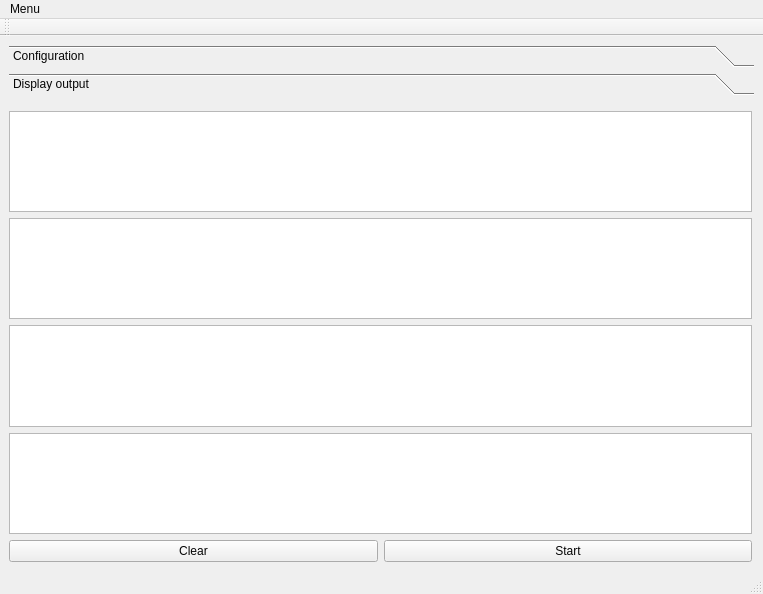
Old version of the form NEW/client.ui in the repository thaisdb/TCC.
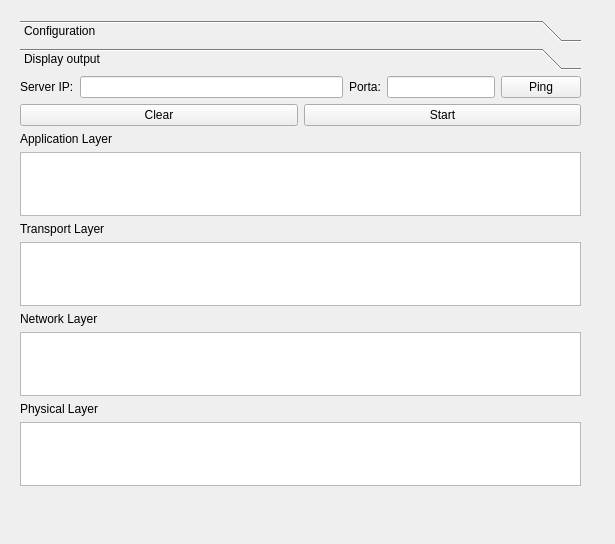
New version of the form. The open tabs and pages were chosen to show the change. Custom widgets are drawn as their Qt base class.

What changed in the file:
```diff
--- a/NEW/client.ui
+++ b/NEW/client.ui
@@ -1,27 +1,27 @@
 <?xml version="1.0" encoding="UTF-8"?>
 <ui version="4.0">
- <class>ClientWindow</class>
- <widget class="QMainWindow" name="ClientWindow">
+ <class>ClientWidget</class>
+ <widget class="QWidget" name="ClientWidget">
   <property name="geometry">
    <rect>
     <x>0</x>
     <y>0</y>
-    <width>763</width>
-    <height>594</height>
+    <width>615</width>
+    <height>544</height>
    </rect>
   </property>
   <property name="windowTitle">
    <string>MainWindow</string>
   </property>
-  <property name="styleSheet">
-   <string notr="true">color: rgb(6, 6, 6);</string>
-  </property>
-  <widget class="QWidget" name="centralwidget">
-   <layout class="QGridLayout" name="gridLayout_2">
-    <item row="1" column="0">
-     <layout class="QGridLayout" name="gridLayout">
-      <item row="0" column="1">
        <widget class="QToolBox" name="toolBox">
+   <property name="geometry">
+    <rect>
+     <x>20</x>
+     <y>20</y>
+     <width>561</width>
+     <height>481</height>
+    </rect>
+   </property>
         <property name="sizePolicy">
          <sizepolicy hsizetype="Preferred" vsizetype="Preferred">
           <horstretch>0</horstretch>
@@ -73,79 +73,6 @@
              </property>
             </widget>
            </item>
-           <item>
-            <layout class="QHBoxLayout" name="horizontalLayout_4">
-             <item>
-              <widget class="QLabel" name="label">
-               <property name="text">
-                <string>Server IP:</string>
-               </property>
-              </widget>
-             </item>
-             <item>
-              <widget class="QLineEdit" name="serverIPInput">
-               <property name="inputMask">
-                <string/>
-               </property>
-               <property name="text">
-                <string/>
-               </property>
-               <property name="maxLength">
-                <number>3333</number>
-               </property>
-              </widget>
-             </item>
-             <item>
-              <widget class="QLabel" name="label_2">
-               <property name="sizePolicy">
-                <sizepolicy hsizetype="Preferred" vsizetype="Maximum">
-                 <horstretch>0</horstretch>
-                 <verstretch>0</verstretch>
-                </sizepolicy>
-               </property>
-               <property name="text">
-                <string>Porta:</string>
-               </property>
-              </widget>
-             </item>
-             <item>
-              <widget class="QLineEdit" name="portaInput">
-               <property name="sizePolicy">
-                <sizepolicy hsizetype="Minimum" vsizetype="Fixed">
-                 <horstretch>0</horstretch>
-                 <verstretch>0</verstretch>
-                </sizepolicy>
-               </property>
-              </widget>
-             </item>
-             <item>
-              <widget class="QPushButton" name="pingButton">
-               <property name="sizePolicy">
-                <sizepolicy hsizetype="Minimum" vsizetype="Fixed">
-                 <horstretch>0</horstretch>
-                 <verstretch>0</verstretch>
-                </sizepolicy>
-               </property>
-               <property name="text">
-                <string>Ping</string>
-               </property>
-              </widget>
-             </item>
-             <item alignment="Qt::AlignHCenter|Qt::AlignVCenter">
-              <widget class="KLed" name="kled">
-               <property name="enabled">
-                <bool>true</bool>
-               </property>
-               <property name="state">
-                <enum>KLed::Off</enum>
-               </property>
-               <property name="shape">
-                <enum>KLed::Rectangular</enum>
-               </property>
-              </widget>
-             </item>
-            </layout>
-           </item>
            <item>
             <widget class="Line" name="line">
              <property name="orientation">
@@ -224,8 +151,8 @@
           <rect>
            <x>0</x>
            <y>0</y>
-           <width>743</width>
-           <height>452</height>
+      <width>561</width>
+      <height>419</height>
           </rect>
          </property>
          <attribute name="label">
@@ -235,39 +162,71 @@
           <property name="geometry">
            <rect>
             <x>0</x>
-            <y>10</y>
-            <width>743</width>
-            <height>451</height>
+       <y>0</y>
+       <width>561</width>
+       <height>411</height>
            </rect>
           </property>
           <layout class="QVBoxLayout" name="verticalLayout">
            <item>
-            <widget class="QTextEdit" name="applicationLOut">
-             <property name="html">
-              <string>&lt;!DOCTYPE HTML PUBLIC &quot;-//W3C//DTD HTML 4.0//EN&quot; &quot;http://www.w3.org/TR/REC-html40/strict.dtd&quot;&gt;
-&lt;html&gt;&lt;head&gt;&lt;meta name=&quot;qrichtext&quot; content=&quot;1&quot; /&gt;&lt;style type=&quot;text/css&quot;&gt;
-p, li { white-space: pre-wrap; }
-&lt;/style&gt;&lt;/head&gt;&lt;body style=&quot; font-family:'Ubuntu'; font-size:11pt; font-weight:400; font-style:normal;&quot;&gt;
-&lt;p style=&quot;-qt-paragraph-type:empty; margin-top:0px; margin-bottom:0px; margin-left:0px; margin-right:0px; -qt-block-indent:0; text-indent:0px;&quot;&gt;&lt;br /&gt;&lt;/p&gt;&lt;/body&gt;&lt;/html&gt;</string>
+       <layout class="QHBoxLayout" name="horizontalLayout_4">
+        <item>
+         <widget class="QLabel" name="label">
+          <property name="text">
+           <string>Server IP:</string>
              </property>
             </widget>
            </item>
            <item>
-            <widget class="QTextEdit" name="transportLOut">
-             <property name="html">
-              <string>&lt;!DOCTYPE HTML PUBLIC &quot;-//W3C//DTD HTML 4.0//EN&quot; &quot;http://www.w3.org/TR/REC-html40/strict.dtd&quot;&gt;
-&lt;html&gt;&lt;head&gt;&lt;meta name=&quot;qrichtext&quot; content=&quot;1&quot; /&gt;&lt;style type=&quot;text/css&quot;&gt;
-p, li { white-space: pre-wrap; }
-&lt;/style&gt;&lt;/head&gt;&lt;body style=&quot; font-family:'Ubuntu'; font-size:11pt; font-weight:400; font-style:normal;&quot;&gt;
-&lt;p style=&quot;-qt-paragraph-type:empty; margin-top:0px; margin-bottom:0px; margin-left:0px; margin-right:0px; -qt-block-indent:0; text-indent:0px;&quot;&gt;&lt;br /&gt;&lt;/p&gt;&lt;/body&gt;&lt;/html&gt;</string>
-             </property>
+         <widget class="QLineEdit" name="serverIPInput">
+          <property name="inputMask">
+           <string/>
+          </property>
+          <property name="text">
+           <string/>
+          </property>
+          <property name="maxLength">
+           <number>3333</number>
+          </property>
             </widget>
            </item>
            <item>
-            <widget class="QTextEdit" name="internetLOut"/>
+         <widget class="QLabel" name="label_2">
+          <property name="sizePolicy">
+           <sizepolicy hsizetype="Preferred" vsizetype="Maximum">
+            <horstretch>0</horstretch>
+            <verstretch>0</verstretch>
+           </sizepolicy>
+          </property>
+          <property name="text">
+           <string>Porta:</string>
+          </property>
+         </widget>
            </item>
            <item>
-            <widget class="QTextEdit" name="physicalLOut"/>
+         <widget class="QLineEdit" name="portaInput">
+          <property name="sizePolicy">
+           <sizepolicy hsizetype="Minimum" vsizetype="Fixed">
+            <horstretch>0</horstretch>
+            <verstretch>0</verstretch>
+           </sizepolicy>
+          </property>
+         </widget>
+        </item>
+        <item>
+         <widget class="QPushButton" name="pingButton">
+          <property name="sizePolicy">
+           <sizepolicy hsizetype="Minimum" vsizetype="Fixed">
+            <horstretch>0</horstretch>
+            <verstretch>0</verstretch>
+           </sizepolicy>
+          </property>
+          <property name="text">
+           <string>Ping</string>
+          </property>
+         </widget>
+        </item>
+       </layout>
            </item>
            <item>
             <layout class="QHBoxLayout" name="horizontalLayout_2">
@@ -283,67 +242,91 @@
                <property name="text">
                 <string>Start</string>
                </property>
-              </widget>
-             </item>
-            </layout>
-           </item>
-          </layout>
-         </widget>
-        </widget>
-       </widget>
-      </item>
-     </layout>
-    </item>
-   </layout>
-  </widget>
-  <widget class="QStatusBar" name="statusbar"/>
-  <widget class="QToolBar" name="toolBar">
-   <property name="windowTitle">
-    <string>toolBar</string>
-   </property>
-   <attribute name="toolBarArea">
-    <enum>TopToolBarArea</enum>
-   </attribute>
-   <attribute name="toolBarBreak">
+          <property name="checkable">
     <bool>false</bool>
-   </attribute>
-  </widget>
-  <widget class="QMenuBar" name="menubar">
-   <property name="geometry">
-    <rect>
-     <x>0</x>
-     <y>0</y>
-     <width>763</width>
-     <height>25</height>
-    </rect>
-   </property>
-   <widget class="QMenu" name="menuMenu">
-    <property name="title">
-     <string>Menu</string>
-    </property>
-    <addaction name="actionClient"/>
-    <addaction name="actionServer"/>
-   </widget>
-   <addaction name="menuMenu"/>
-  </widget>
-  <action name="actionClient">
+          </property>
+         </widget>
+        </item>
+       </layout>
+      </item>
+      <item>
+       <widget class="QLabel" name="label_6">
+        <property name="text">
+         <string>Application Layer</string>
+        </property>
+       </widget>
+      </item>
+      <item>
+       <widget class="QTextEdit" name="applicationLOut">
+        <property name="documentTitle">
+         <string/>
+        </property>
+        <property name="readOnly">
+         <bool>true</bool>
+        </property>
+        <property name="html">
+         <string>&lt;!DOCTYPE HTML PUBLIC &quot;-//W3C//DTD HTML 4.0//EN&quot; &quot;http://www.w3.org/TR/REC-html40/strict.dtd&quot;&gt;
+&lt;html&gt;&lt;head&gt;&lt;meta name=&quot;qrichtext&quot; content=&quot;1&quot; /&gt;&lt;style type=&quot;text/css&quot;&gt;
+p, li { white-space: pre-wrap; }
+&lt;/style&gt;&lt;/head&gt;&lt;body style=&quot; font-family:'Ubuntu'; font-size:11pt; font-weight:400; font-style:normal;&quot;&gt;
+&lt;p style=&quot;-qt-paragraph-type:empty; margin-top:0px; margin-bottom:0px; margin-left:0px; margin-right:0px; -qt-block-indent:0; text-indent:0px;&quot;&gt;&lt;br /&gt;&lt;/p&gt;&lt;/body&gt;&lt;/html&gt;</string>
+        </property>
+       </widget>
+      </item>
+      <item>
+       <widget class="QLabel" name="label_7">
+        <property name="text">
+         <string>Transport Layer</string>
+        </property>
+       </widget>
+      </item>
+      <item>
+       <widget class="QTextEdit" name="transportLOut">
+        <property name="readOnly">
+         <bool>true</bool>
+        </property>
+        <property name="html">
+         <string>&lt;!DOCTYPE HTML PUBLIC &quot;-//W3C//DTD HTML 4.0//EN&quot; &quot;http://www.w3.org/TR/REC-html40/strict.dtd&quot;&gt;
+&lt;html&gt;&lt;head&gt;&lt;meta name=&quot;qrichtext&quot; content=&quot;1&quot; /&gt;&lt;style type=&quot;text/css&quot;&gt;
+p, li { white-space: pre-wrap; }
+&lt;/style&gt;&lt;/head&gt;&lt;body style=&quot; font-family:'Ubuntu'; font-size:11pt; font-weight:400; font-style:normal;&quot;&gt;
+&lt;p style=&quot;-qt-paragraph-type:empty; margin-top:0px; margin-bottom:0px; margin-left:0px; margin-right:0px; -qt-block-indent:0; text-indent:0px;&quot;&gt;&lt;br /&gt;&lt;/p&gt;&lt;/body&gt;&lt;/html&gt;</string>
+        </property>
+       </widget>
+      </item>
+      <item>
+       <widget class="QLabel" name="label_8">
    <property name="text">
-    <string>Home</string>
-   </property>
-  </action>
-  <action name="actionServer">
+         <string>Network Layer</string>
+        </property>
+       </widget>
+      </item>
+      <item>
+       <widget class="QTextEdit" name="networkLOut">
+        <property name="readOnly">
+         <bool>true</bool>
+        </property>
+       </widget>
+      </item>
+      <item>
+       <widget class="QLabel" name="label_9">
    <property name="text">
-    <string>Configuration</string>
-   </property>
-  </action>
- </widget>
- <customwidgets>
-  <customwidget>
-   <class>KLed</class>
-   <extends>QWidget</extends>
-   <header>kled.h</header>
-  </customwidget>
- </customwidgets>
+         <string>Physical Layer</string>
+        </property>
+       </widget>
+      </item>
+      <item>
+       <widget class="QTextEdit" name="physicalLOut">
+        <property name="readOnly">
+         <bool>true</bool>
+        </property>
+       </widget>
+      </item>
+     </layout>
+    </widget>
+   </widget>
+  </widget>
+ </widget>
  <resources/>
  <connections/>
 </ui>
```
Left out of the diff: 23 changed lines with no effect on the pictures. Lines whose indentation alone changed are shown as unchanged.
